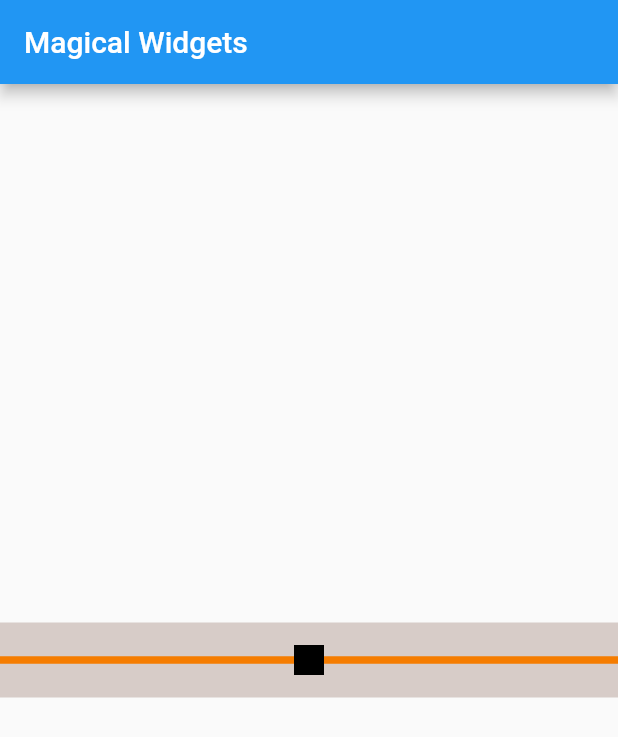
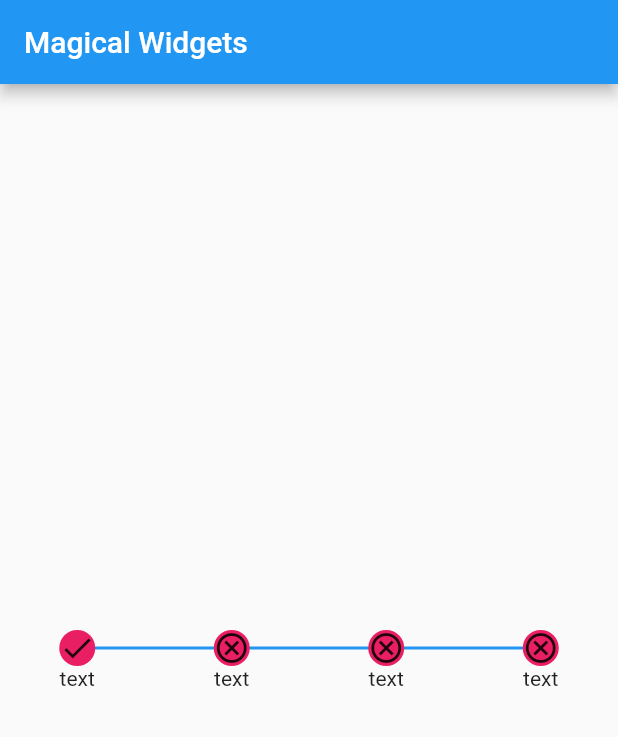
Before and after one commit to moneer-muntazah/magical_widgets, a Flutter app: the screen it shows after launch, on a phone screen of 412 x 824 dp. Shown: the top 737 px of the screen. Run offline on Flutter 3.47's test engine with Material 2 defaults, Android fonts, the phone set to English and light mode, and no system bars.

Commit message:
Working with a SimpleStepper that extends Flex

```diff
--- a/example/lib/main.dart
+++ b/example/lib/main.dart
@@ -43,15 +43,25 @@ class MyApp extends StatelessWidget {
         //     ),
         //   ),
         // ),
+        // body: Center(
+        //   child: ColoredBox(
+        //     color: Colors.brown.shade100,
+        //     child: SimpleStepper(
+        //       activeColor: Colors.orange.shade700,
+        //       steps: <SimpleStep>[
+        //         SimpleStep(text: 'text', status: SimpleStepStatus.present)
+        //       ],
+        //     ),
+        //   ),
+        // ),
         body: Center(
-          child: ColoredBox(
-            color: Colors.brown.shade100,
-            child: SimpleStepper(
-              activeColor: Colors.orange.shade700,
-              steps: <Widget>[
-                Container(color: Colors.black, height: 20, width: 20)
-              ],
-            ),
+          child: FlexSimpleStepper(
+            steps: <FlexSimpleStep>[
+              FlexSimpleStep(label: 'text', status: FlexSimpleStepStatus.done),
+              FlexSimpleStep(label: 'text', status: FlexSimpleStepStatus.active),
+              FlexSimpleStep(label: 'text', status: FlexSimpleStepStatus.active),
+              FlexSimpleStep(label: 'text', status: FlexSimpleStepStatus.active),
+            ],
           ),
         ),
       ),
--- /dev/null
+++ b/lib/flex_simple_stepper/flex_simple_step.dart
@@ -0,0 +1,36 @@
+import 'package:flutter/material.dart';
+
+enum FlexSimpleStepStatus { done, active, stale, canceled }
+
+class FlexSimpleStep extends StatelessWidget {
+  const FlexSimpleStep({required this.label, required this.status});
+
+  final String label;
+  final FlexSimpleStepStatus status;
+
+  Icon _pickIcon() {
+    switch (status) {
+      case FlexSimpleStepStatus.done:
+        return Icon(Icons.done);
+      default:
+        return Icon(Icons.cancel_outlined);
+    }
+  }
+
+  @override
+  Widget build(BuildContext context) {
+    return Column(
+      mainAxisSize: MainAxisSize.min,
+      children: <Widget>[
+        Container(
+          decoration: BoxDecoration(
+            shape: BoxShape.circle,
+            color: Colors.pink,
+          ),
+          child: _pickIcon(),
+        ),
+        Text(label)
+      ],
+    );
+  }
+}
--- /dev/null
+++ b/lib/flex_simple_stepper/flex_simple_stepper.dart
@@ -0,0 +1,126 @@
+import 'package:flutter/rendering.dart';
+import 'package:flutter/material.dart';
+import 'flex_simple_step.dart';
+
+export 'flex_simple_step.dart';
+
+class FlexSimpleStepper extends Row {
+  FlexSimpleStepper(
+      {Key? key,
+      required this.steps,
+      this.doneColor,
+      this.activeColor,
+      this.staleColor,
+      this.canceledColor})
+      : super(key: key, children: steps);
+
+  final List<FlexSimpleStep> steps;
+  final Color? doneColor;
+  final Color? activeColor;
+  final Color? staleColor;
+  final Color? canceledColor;
+
+  @override
+  RenderFlex createRenderObject(BuildContext context) =>
+      _RenderFlexSimpleStepper(
+        doneColor: doneColor ?? Theme.of(context).primaryColor,
+        activeColor: activeColor ?? Theme.of(context).accentColor,
+        staleColor: staleColor ?? Theme.of(context).disabledColor,
+        canceledColor: canceledColor ?? Theme.of(context).disabledColor
+      );
+
+  @override
+  void updateRenderObject(
+          BuildContext context, covariant _RenderFlexSimpleStepper renderObject) {
+
+  }
+}
+
+class _RenderFlexSimpleStepper extends RenderFlex {
+  _RenderFlexSimpleStepper(
+      {required Color doneColor,
+      required Color activeColor,
+      required Color staleColor,
+      required Color canceledColor})
+      : _doneColor = doneColor,
+        _activeColor = activeColor,
+        _staleColor = staleColor,
+        _canceledColor = canceledColor,
+        super(
+            textDirection: TextDirection.ltr,
+            mainAxisAlignment: MainAxisAlignment.spaceAround);
+
+  Color get doneColor => _doneColor;
+  Color _doneColor;
+
+  set doneColor(Color value) {
+    if (_doneColor == value) return;
+    _doneColor = value;
+    markNeedsPaint();
+  }
+
+  Color get activeColor => _activeColor;
+  Color _activeColor;
+
+  set activeColor(Color value) {
+    if (_activeColor == value) return;
+    _activeColor = value;
+    markNeedsPaint();
+  }
+
+  Color get staleColor => _staleColor;
+  Color _staleColor;
+
+  set staleColor(Color value) {
+    if (_staleColor == value) return;
+    _staleColor = value;
+    markNeedsPaint();
+  }
+
+  Color get canceledColor => _canceledColor;
+  Color _canceledColor;
+
+  set canceledColor(Color value) {
+    if (_canceledColor == value) return;
+    _canceledColor = value;
+    markNeedsPaint();
+  }
+
+  @override
+  void defaultPaint(PaintingContext context, Offset offset) {
+    final activePaint = Paint()
+          ..color = activeColor
+          ..style = PaintingStyle.stroke
+          ..strokeWidth = 2.0,
+        stalePaint = Paint()
+          ..color = staleColor
+          ..style = PaintingStyle.stroke
+          ..strokeWidth = 2.0,
+        fillPaint = Paint()
+          ..color = activeColor
+          ..style = PaintingStyle.fill
+          ..strokeWidth = 2.0,
+        inProgressPaint = Paint()
+          ..color = canceledColor
+          ..style = PaintingStyle.stroke
+          ..strokeWidth = 2.0;
+
+    RenderBox? child = firstChild;
+    while (child != null) {
+      final childParentData = child.parentData! as FlexParentData;
+      final childOffset = childParentData.offset + offset;
+      final sibling = childParentData.nextSibling;
+      if (sibling != null) {
+        final siblingParentData = sibling.parentData as FlexParentData;
+        final siblingOffset = siblingParentData.offset + offset;
+        final point1 = Offset(childOffset.dx + child.size.width / 2,
+            childOffset.dy + child.size.width / 2);
+        final point2 = Offset(siblingOffset.dx + sibling.size.width / 2,
+            siblingOffset.dy + sibling.size.width / 2);
+        context.canvas.drawLine(point1, point2, activePaint);
+      }
+      context.paintChild(child, childOffset);
+      child = sibling;
+    }
+  }
+}
--- a/lib/magical_widgets.dart
+++ b/lib/magical_widgets.dart
@@ -1,4 +1,5 @@
 export 'progress_bar_leaf.dart';
 export 'progress_bar_single_child.dart';
 export 'tint.dart';
-export 'simple_stepper.dart';
+export 'simple_stepper/simple_stepper.dart';
+export 'flex_simple_stepper/flex_simple_stepper.dart';
--- a/lib/simple_stepper.dart
+++ b/lib/simple_stepper/simple_stepper.dart
@@ -1,9 +1,12 @@
 /// Credit: https://stackoverflow.com/questions/61863958/how-can-i-paint-a-widget-on-a-canvas-in-flutter
 import 'package:flutter/material.dart';
 import 'package:flutter/rendering.dart';
+import 'simple_step.dart';
+
+export 'simple_step.dart';
 
 class SimpleStepper extends MultiChildRenderObjectWidget {
-  SimpleStepper({Key? key, this.activeColor, required List<Widget> steps})
+  SimpleStepper({Key? key, this.activeColor, required List<SimpleStep> steps})
       : super(key: key, children: steps);
 
   final Color? activeColor;
@@ -11,18 +14,20 @@ class SimpleStepper extends MultiChildRenderObjectWidget {
   @override
   _RenderSimpleStepper createRenderObject(BuildContext context) =>
       _RenderSimpleStepper(
-          activeColor: activeColor ?? Theme.of(context).primaryColor);
+          activeColor: activeColor ?? Theme
+              .of(context)
+              .primaryColor);
 
   @override
-  void updateRenderObject(
-          BuildContext context, _RenderSimpleStepper renderObject) =>
+  void updateRenderObject(BuildContext context,
+      _RenderSimpleStepper renderObject) =>
       renderObject..activeColor = activeColor!;
 }
 
-class SimpleStepperParentData extends ContainerBoxParentData<RenderBox> {}
+class _SimpleStepperParentData extends ContainerBoxParentData<RenderBox> {}
 
 class _RenderSimpleStepper extends RenderBox
-    with ContainerRenderObjectMixin<RenderBox, SimpleStepperParentData> {
+    with ContainerRenderObjectMixin<RenderBox, _SimpleStepperParentData> {
   _RenderSimpleStepper({required Color activeColor})
       : _activeColor = activeColor;
 
@@ -37,24 +42,29 @@ class _RenderSimpleStepper extends RenderBox
 
   @override
   void setupParentData(RenderObject child) {
-    if (child.parentData is! SimpleStepperParentData) {
-      child.parentData = SimpleStepperParentData();
+    if (child.parentData is! _SimpleStepperParentData) {
+      child.parentData = _SimpleStepperParentData();
     }
   }
 
   @override
   void performLayout() {
+    print(constraints);
     if (childCount > 0) {
-      firstChild!.layout(constraints, parentUsesSize: true);
+      firstChild!.layout(
+          constraints.copyWith(maxHeight: constraints.maxHeight / 10), parentUsesSize: true);
     }
     size = computeDryLayout(constraints);
   }
 
   @override
   Size computeDryLayout(BoxConstraints constraints) {
-    final desiredSize = Size(constraints.maxWidth, 50.0);
+    final desiredSize = Size(
+        constraints.maxWidth, constraints.maxHeight / 10);
     return constraints.constrain(desiredSize);
   }
+
+
 
   @override
   void paint(PaintingContext context, Offset offset) {
@@ -69,10 +79,11 @@ class _RenderSimpleStepper extends RenderBox
     context.canvas.drawLine(point1, point2, activePaint);
 
     if (childCount > 0) {
+      // print(firstChild!.size);
       final childCenter =
-          Offset(firstChild!.size.width / 2, firstChild!.size.width / 2);
+      Offset(firstChild!.size.width / 2, firstChild!.size.height / 2);
       final parentCenter =
-          Offset((point1.dx + point2.dx) / 2, (point1.dy + point2.dy) / 2);
+      Offset((point1.dx + point2.dx) / 2, (point1.dy + point2.dy) / 2);
       context.paintChild(
         firstChild!,
         Offset(
```
Also changed, not shown: lib/simple_stepper/simple_step.dart (added, +38 -0 lines).
